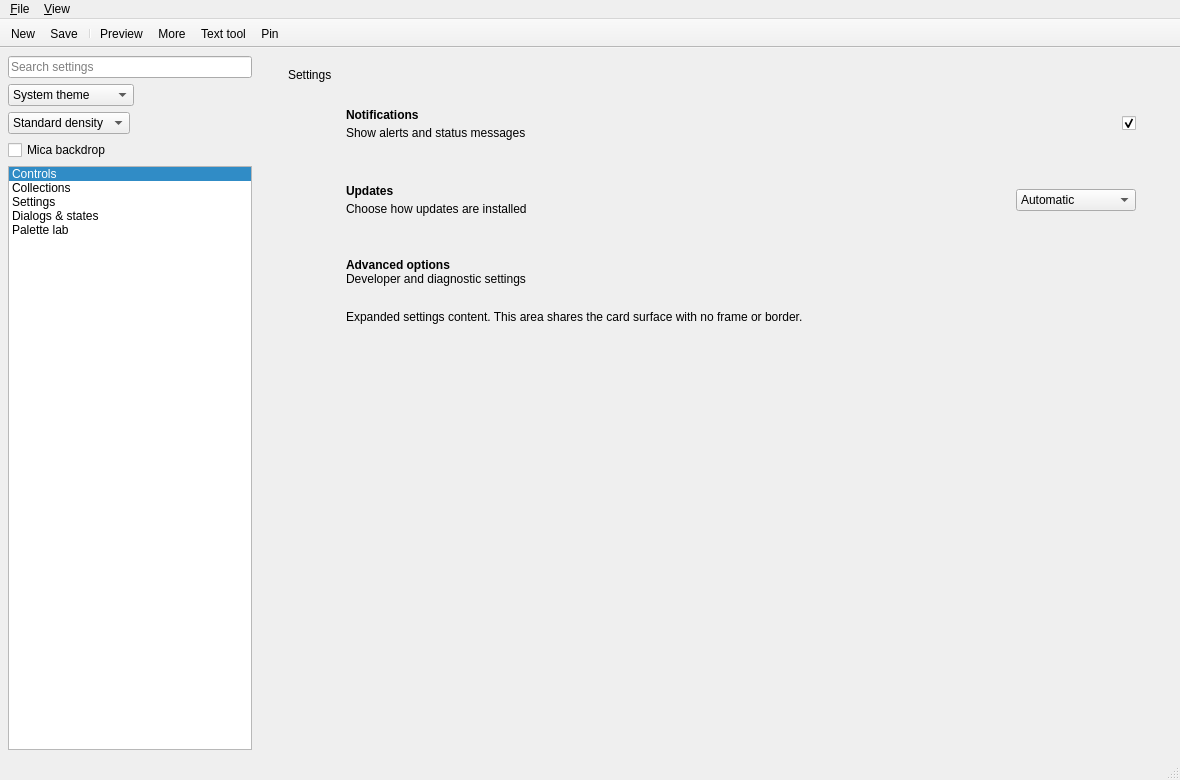
The window that src/gallery/gallerywindow.ui (JulienMaille/WinUI3Style) describes before a commit, drawn with Qt 5.
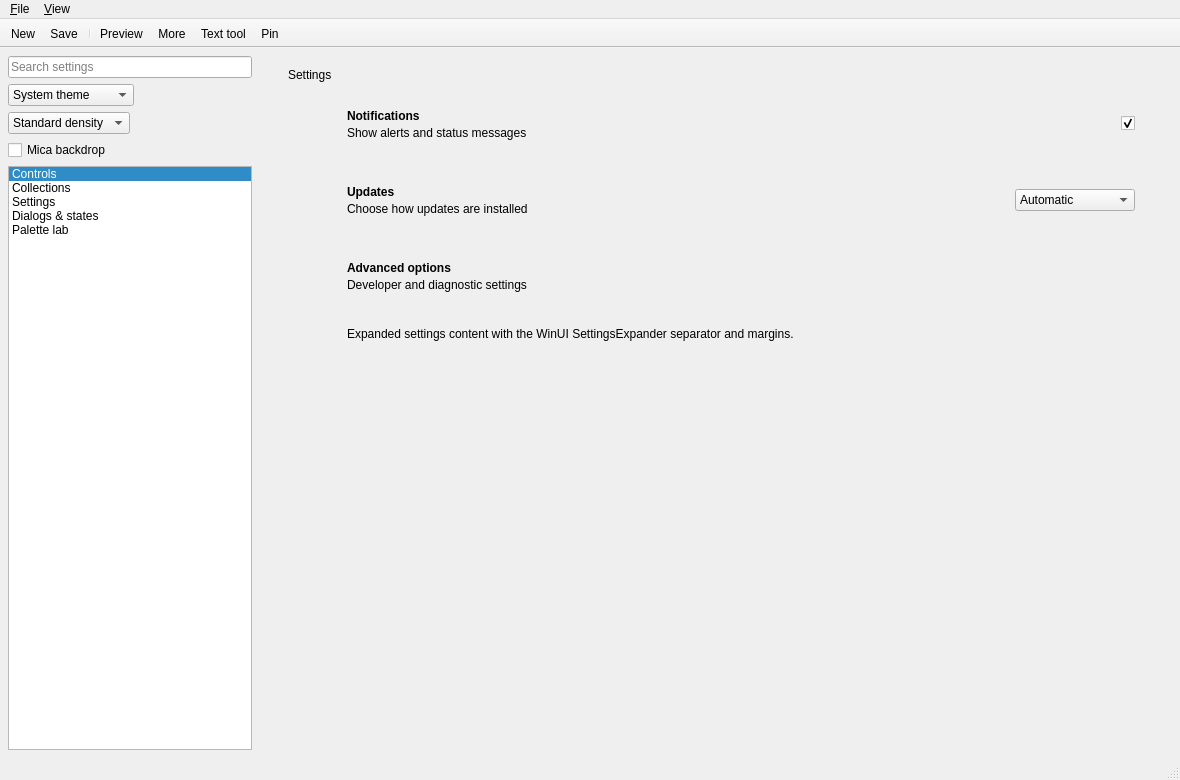
The same window after the commit. The open tabs and pages were chosen to show the change.

Commit message: Fix Settings container alignment, separator, margins and chevron (#62)

Diff of the .ui file:
```diff
--- a/src/gallery/gallerywindow.ui
+++ b/src/gallery/gallerywindow.ui
@@ -120,10 +120,10 @@
         <property name="minimumSize"><size><width>148</width><height>68</height></size></property>
         <property name="winuiSettingsCard" stdset="0"><bool>true</bool></property>
         <layout class="QHBoxLayout" name="notificationsCardLayout">
-         <property name="leftMargin"><number>16</number></property>
-         <property name="topMargin"><number>16</number></property>
-         <property name="rightMargin"><number>16</number></property>
-         <property name="bottomMargin"><number>16</number></property>
+         <property name="leftMargin"><number>17</number></property>
+         <property name="topMargin"><number>17</number></property>
+         <property name="rightMargin"><number>17</number></property>
+         <property name="bottomMargin"><number>17</number></property>
          <property name="spacing"><number>0</number></property>
          <item><widget class="QWidget" name="notificationsCardIconBox">
           <property name="minimumSize"><size><width>42</width><height>20</height></size></property>
@@ -131,7 +131,7 @@
           <layout class="QHBoxLayout" name="notificationsCardIconLayout">
            <property name="leftMargin"><number>2</number></property>
            <property name="topMargin"><number>0</number></property>
-           <property name="rightMargin"><number>0</number></property>
+           <property name="rightMargin"><number>20</number></property>
            <property name="bottomMargin"><number>0</number></property>
            <property name="spacing"><number>0</number></property>
            <item><widget class="QLabel" name="notificationsCardIcon">
@@ -154,10 +154,10 @@
         <property name="minimumSize"><size><width>148</width><height>68</height></size></property>
         <property name="winuiSettingsCard" stdset="0"><bool>true</bool></property>
         <layout class="QHBoxLayout" name="updatesCardLayout">
-         <property name="leftMargin"><number>16</number></property>
-         <property name="topMargin"><number>16</number></property>
-         <property name="rightMargin"><number>16</number></property>
-         <property name="bottomMargin"><number>16</number></property>
+         <property name="leftMargin"><number>17</number></property>
+         <property name="topMargin"><number>17</number></property>
+         <property name="rightMargin"><number>17</number></property>
+         <property name="bottomMargin"><number>17</number></property>
          <property name="spacing"><number>0</number></property>
          <item><widget class="QWidget" name="updatesCardIconBox">
           <property name="minimumSize"><size><width>42</width><height>20</height></size></property>
@@ -165,7 +165,7 @@
           <layout class="QHBoxLayout" name="updatesCardIconLayout">
            <property name="leftMargin"><number>2</number></property>
            <property name="topMargin"><number>0</number></property>
-           <property name="rightMargin"><number>0</number></property>
+           <property name="rightMargin"><number>20</number></property>
            <property name="bottomMargin"><number>0</number></property>
            <property name="spacing"><number>0</number></property>
            <item><widget class="QLabel" name="updatesCardIcon">
@@ -195,11 +195,12 @@
          <property name="bottomMargin"><number>0</number></property>
          <property name="spacing"><number>0</number></property>
          <item><widget class="QWidget" name="advancedHeader">
+          <property name="minimumSize"><size><width>0</width><height>68</height></size></property>
           <layout class="QHBoxLayout" name="advancedHeaderLayout">
-           <property name="leftMargin"><number>16</number></property>
-           <property name="topMargin"><number>16</number></property>
-           <property name="rightMargin"><number>44</number></property>
-           <property name="bottomMargin"><number>16</number></property>
+           <property name="leftMargin"><number>17</number></property>
+           <property name="topMargin"><number>17</number></property>
+           <property name="rightMargin"><number>45</number></property>
+           <property name="bottomMargin"><number>17</number></property>
            <property name="spacing"><number>0</number></property>
            <item><widget class="QWidget" name="advancedIconBox">
             <property name="minimumSize"><size><width>42</width><height>20</height></size></property>
@@ -207,7 +208,7 @@
             <layout class="QHBoxLayout" name="advancedIconLayout">
              <property name="leftMargin"><number>2</number></property>
              <property name="topMargin"><number>0</number></property>
-             <property name="rightMargin"><number>0</number></property>
+             <property name="rightMargin"><number>20</number></property>
              <property name="bottomMargin"><number>0</number></property>
              <property name="spacing"><number>0</number></property>
              <item><widget class="QLabel" name="advancedIcon">
@@ -226,12 +227,12 @@
          </widget></item>
          <item><widget class="QWidget" name="advancedDetailsHost">
           <property name="winuiSettingsCardExpansion" stdset="0"><bool>true</bool></property>
-          <layout class="QVBoxLayout" name="advancedDetailsLayout">
-           <property name="leftMargin"><number>58</number></property>
-           <property name="topMargin"><number>8</number></property>
-           <property name="rightMargin"><number>44</number></property>
-           <property name="bottomMargin"><number>8</number></property>
-           <item><widget class="QLabel" name="advancedDetails"><property name="text"><string>Expanded settings content. This area shares the card surface with no frame or border.</string></property><property name="wordWrap"><bool>true</bool></property></widget></item>
+          <layout class="QGridLayout" name="advancedDetailsLayout" rowminimumheight="35">
+           <property name="leftMargin"><number>59</number></property>
+           <property name="topMargin"><number>7</number></property>
+           <property name="rightMargin"><number>45</number></property>
+           <property name="bottomMargin"><number>9</number></property>
+           <item row="0" column="0" alignment="Qt::AlignVCenter"><widget class="QLabel" name="advancedDetails"><property name="text"><string>Expanded settings content with the WinUI SettingsExpander separator and margins.</string></property><property name="wordWrap"><bool>true</bool></property></widget></item>
           </layout>
          </widget></item>
         </layout>
```
The commit also changes 22 other files.
